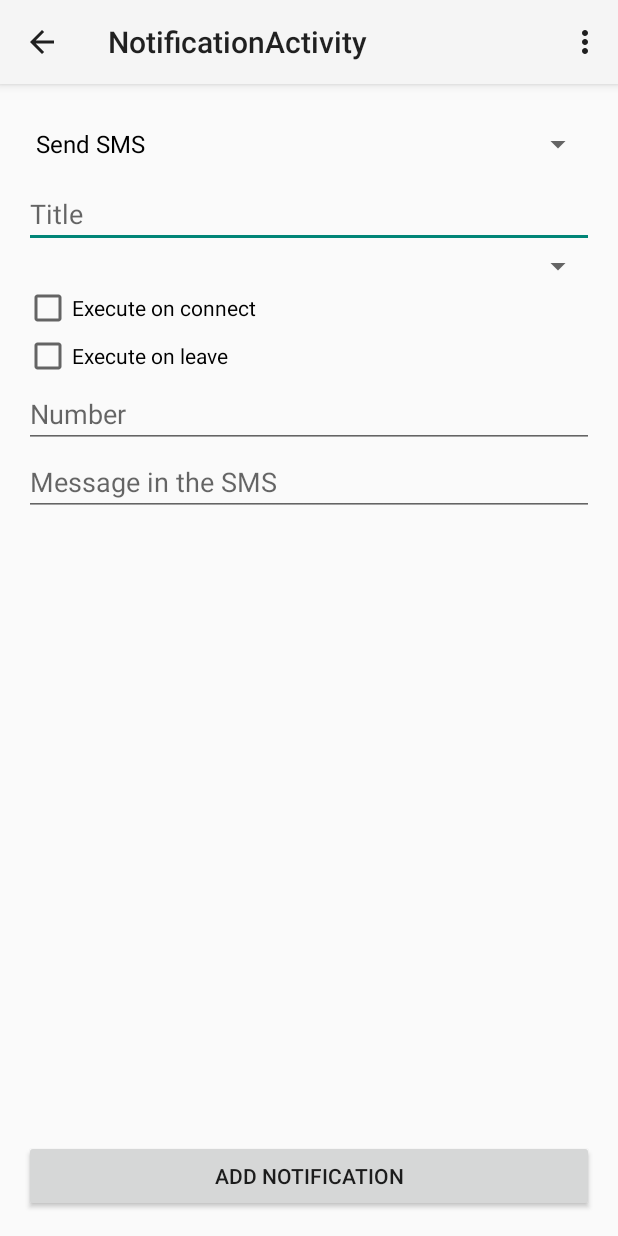
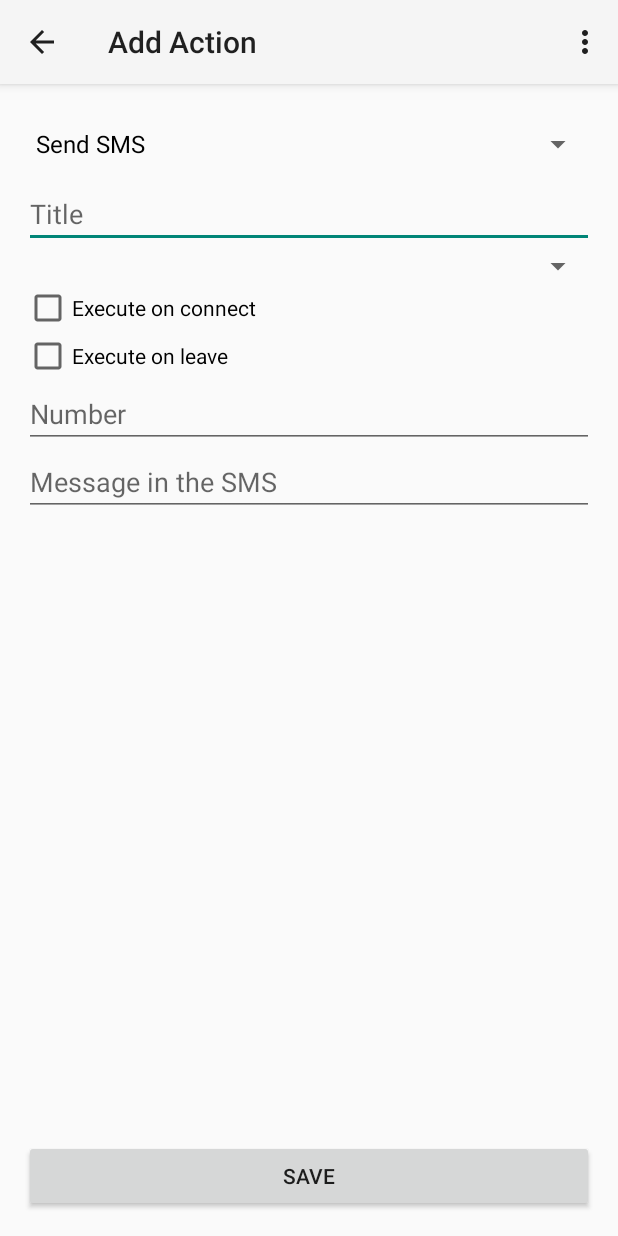
Before and after one commit to roosnic1/wifi_action, an Android app: the screen it shows after launch (ActionActivity), after a tap on "ADD", on a phone screen of 412 x 824 dp. Run offline under Robolectric (Android 15) with nearby library versions, the phone set to English and light mode, and no system bars.

Commit message:
improved adding an action

```diff
--- a/WifiAction/app/src/main/java/com/koki/app/wifiaction/ActionActivity.java
+++ b/WifiAction/app/src/main/java/com/koki/app/wifiaction/ActionActivity.java
@@ -61,7 +61,7 @@ public class ActionActivity extends Activity {
 
         if(savedInstanceState == null) {
             wifis = (ArrayList<Wifi>) getIntent().getExtras().getSerializable("WIFIS");
-            mActionType = getIntent().getExtras().getInt("ACTIONTYPE");
+            mActionType = 0;
         } else {
             wifis = (ArrayList<Wifi>) savedInstanceState.getSerializable("WIFIS");
             mActionType = savedInstanceState.getInt("ACTIONTYPE");
@@ -113,6 +113,7 @@ public class ActionActivity extends Activity {
         spActionType.setOnItemSelectedListener(new AdapterView.OnItemSelectedListener() {
             @Override
             public void onItemSelected(AdapterView<?> parent, View view, int position, long id) {
+                mActionType = position;
                 switch (position) {
                     case 0:
                         etMessage1.setVisibility(View.VISIBLE);
@@ -170,15 +171,20 @@ public class ActionActivity extends Activity {
             //TODO: Toast
             return;
         } else if(etTitle.getText().length() == 0) {
-            //Todo: Toast
+            //TODO: Toast
             return;
-        } else if(etMessage1.getText().length() == 0) {
-            //Todo: Toast
+        } else if(mActionType == 3 && etMessage1.getText().length() == 0) {
+            //TODO: Toast
+            return;
+        } else if(mActionType == 0 && (etMessage1.getText().length() == 0 || etMessage2.getText().length() ==0)) {
+            //TODO: Toast
             return;
         }
 
         Action a = new Action(etTitle.getText().toString(),((Wifi)spWifis.getSelectedItem()).getSsid(), ActionType.NOTIFICATION,cbOnConnect.isChecked(),cbOnLeave.isChecked());
         a.setStringParam1(etMessage1.getText().toString());
+        a.setStringParam2(etMessage2.getText().toString());
+        a.setBooleanParam1(swBoolean.isChecked());
         Intent i = new Intent();
         i.putExtra("ACTION",a);
         setResult(RESULT_OK, i);
--- a/WifiAction/app/src/main/res/values/strings.xml
+++ b/WifiAction/app/src/main/res/values/strings.xml
@@ -3,7 +3,7 @@
 
     <string name="hello_world">Hello world!</string>
     <string name="action_settings">Settings</string>
-    <string name="title_activity_notification">NotificationActivity</string>
+    <string name="title_activity_notification">Add Action</string>
 
 
 
@@ -21,7 +21,7 @@
     <string name="act_et_message_hint">Message in the Notification</string>
     <string name="act_et_number_hint">Number</string>
     <string name="act_et_sms_hint">Message in the SMS</string>
-    <string name="act_bn_add">Add Notification</string>
+    <string name="act_bn_add">Save</string>
     <string name="act_sw_onoff">On/Off</string>
 
 </resources>
```
